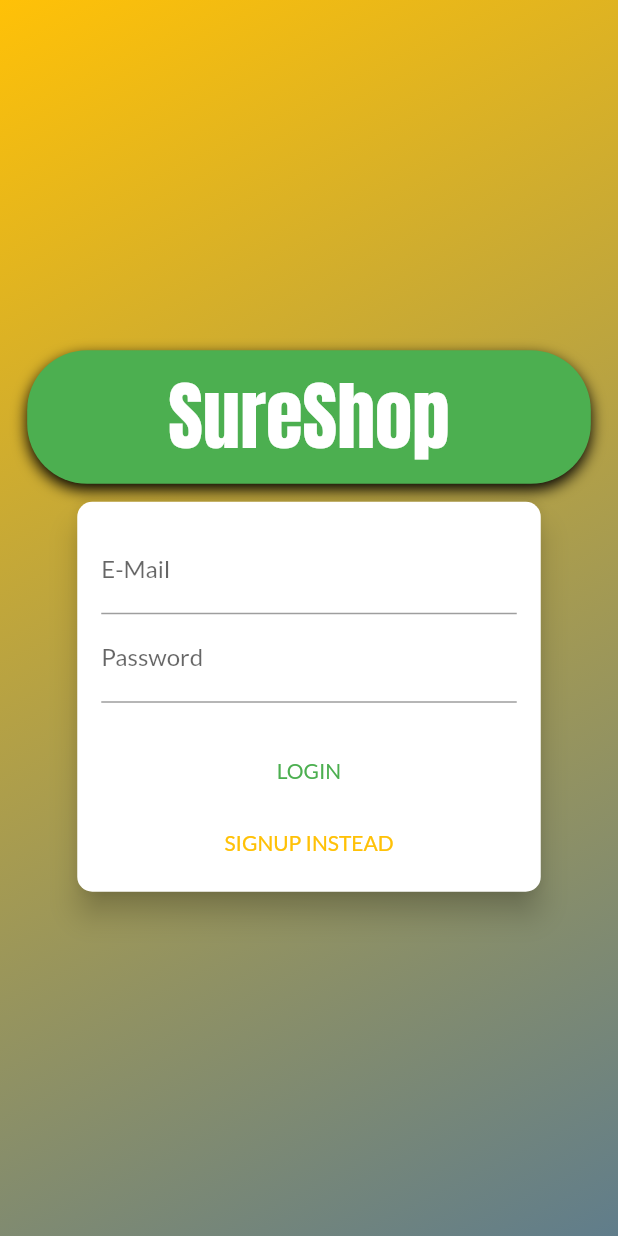
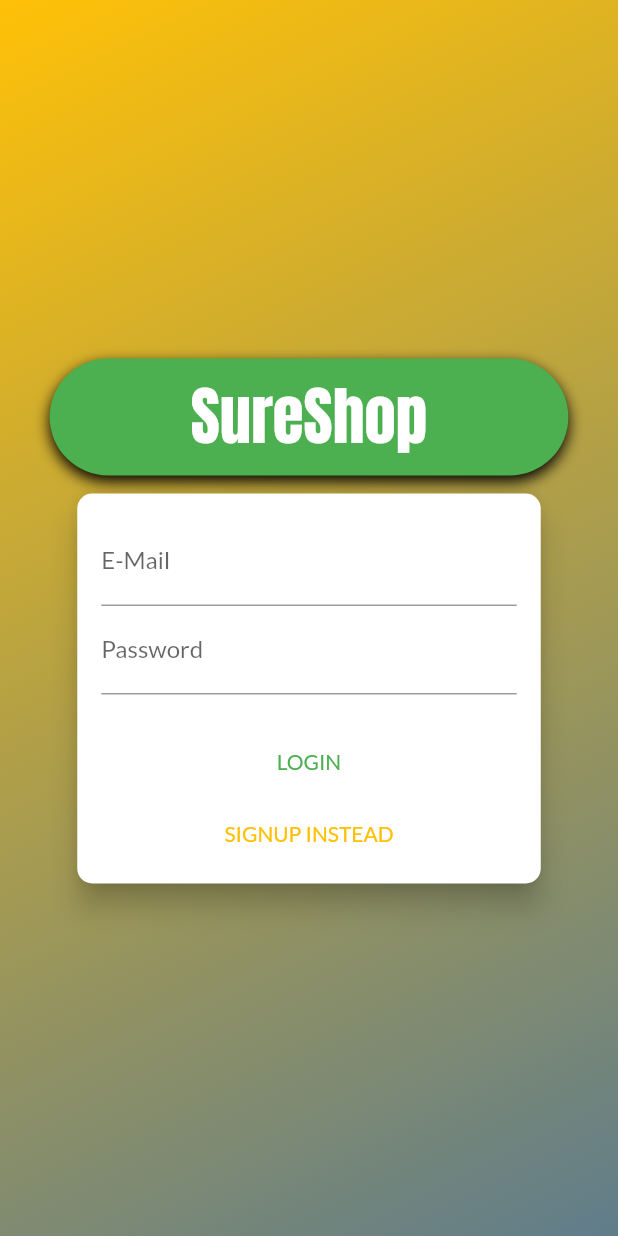
Before and after one commit to macobuk/sureshop_app, a Flutter app: the screen it shows after launch, on a phone screen of 412 x 824 dp. Run offline on Flutter 3.47's test engine with Material 2 defaults, Android fonts, the phone set to English and light mode, and no system bars; our stand-ins replace shared_preferences.

Commit message:
update fontSize

```diff
--- a/lib/screens/auth_screen.dart
+++ b/lib/screens/auth_screen.dart
@@ -63,7 +63,7 @@ class AuthScreen extends StatelessWidget {
                         'SureShop',
                         style: TextStyle(
                           color: Colors.white,
-                          fontSize: 50,
+                          fontSize: 42,
                           fontFamily: 'Anton',
                           fontWeight: FontWeight.normal,
                         ),
```
